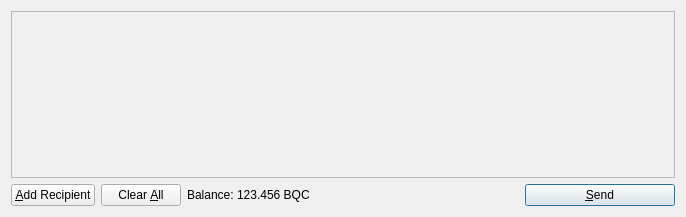
First picture: the form in src/qt/forms/sendcoinsdialog.ui, repository psdgithub/bitcoin, before the edit.
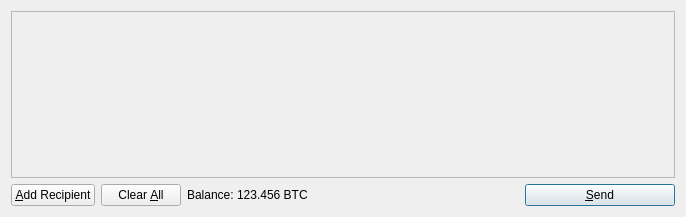
Second picture: the form after the edit. Icons and pictures are not drawn.

The edit to the form file:
```diff
--- a/src/qt/forms/sendcoinsdialog.ui
+++ b/src/qt/forms/sendcoinsdialog.ui
@@ -119,7 +119,7 @@
           <cursorShape>IBeamCursor</cursorShape>
          </property>
          <property name="text">
-          <string>123.456 BQC</string>
+          <string>123.456 BTC</string>
          </property>
          <property name="textInteractionFlags">
           <set>Qt::LinksAccessibleByMouse|Qt::TextSelectableByKeyboard|Qt::TextSelectableByMouse</set>
```
Left out of the diff: 2 changed lines with no effect on the pictures.
